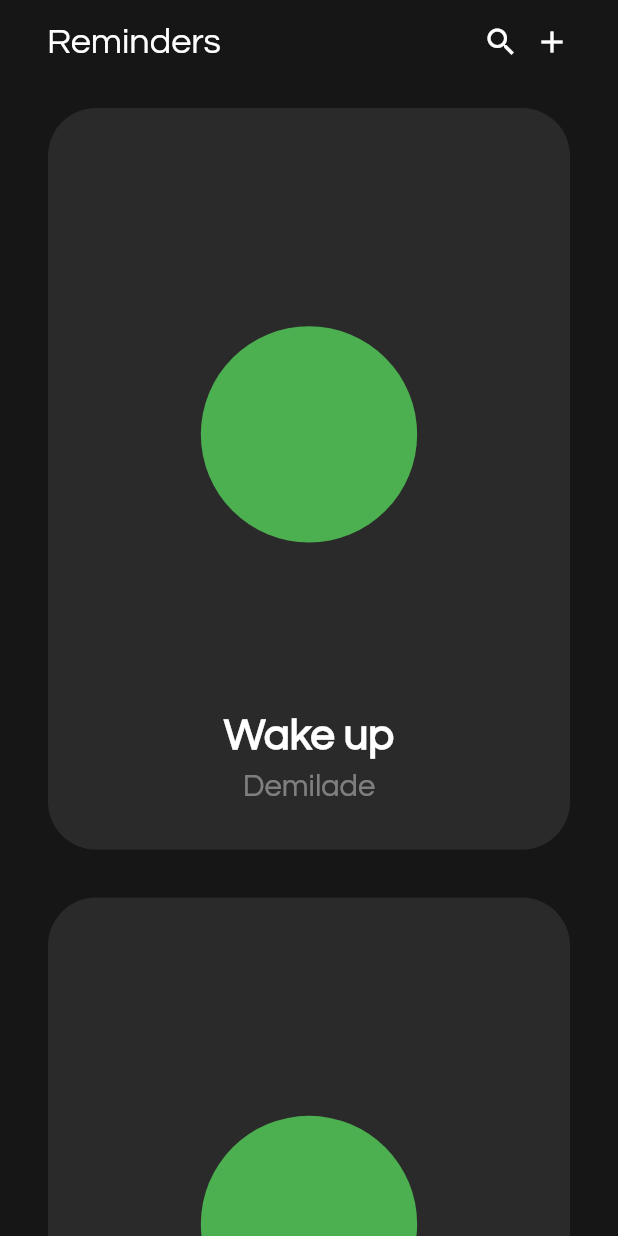
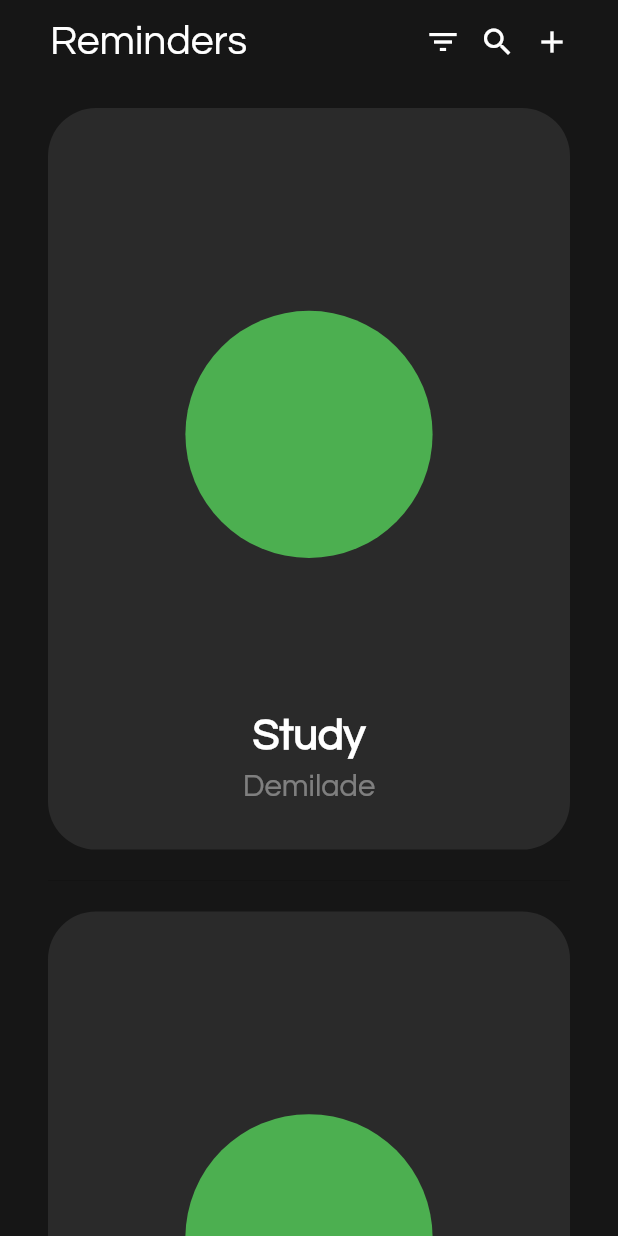
Before and after one commit to ovbiebo/Reminder-application, a Flutter app: the screen it shows after launch, on a phone screen of 412 x 824 dp. Run offline on Flutter 3.47's test engine with Material 2 defaults, Android fonts, the phone set to English and light mode, and no system bars.

Commit message:
Layout improvement fix with mediaquery

```diff
--- a/lib/main.dart
+++ b/lib/main.dart
@@ -6,11 +6,19 @@ void main() => runApp(ReminderApp());
 class ReminderApp extends StatelessWidget {
   @override
   Widget build(BuildContext context) {
-    // SizeConfig().init(context);
     return MaterialApp(
       debugShowCheckedModeBanner: false,
       title: "Reminder",
-      home: Scaffold(
+      home: Home(),
+    );
+  }
+}
+
+class Home extends StatelessWidget {
+  @override
+  Widget build(BuildContext context) {
+    SizeConfig().init(context);
+    return Scaffold(
       backgroundColor: Color.fromRGBO(22, 22, 22, 1),
       appBar: AppBar(
         elevation: 0,
@@ -18,13 +26,17 @@ class ReminderApp extends StatelessWidget {
         title: Text(
           "   Reminders",
           style: questrialStyle.copyWith(
-              fontSize: 24,
+            fontSize: SizeConfig.horizontalBlockSize * 6.6,
           ),
         ),
         actions: <Widget>[
+          Icon(Icons.filter_list),
+          SizedBox(
+            width: SizeConfig.horizontalBlockSize * 3,
+          ),
           Icon(Icons.search),
           SizedBox(
-              width: 10,
+            width: SizeConfig.horizontalBlockSize * 3,
           ),
           Icon(Icons.add),
           SizedBox(
@@ -34,12 +46,13 @@ class ReminderApp extends StatelessWidget {
       ),
       body: ListView.builder(
         physics: BouncingScrollPhysics(),
-          padding:  EdgeInsets.only(top: 16, bottom: 16, left: 32, right: 32),
+        padding: EdgeInsets.only(top: 16, bottom: 16, left: 32, right: 32),
         itemCount: 10 * 2,
         itemBuilder: (context, index) {
           SizeConfig().init(context);
-            if (index.isOdd) return Divider(
-              height: 32,
+          if (index.isOdd)
+            return Divider(
+              height: SizeConfig.verticalBlockSize * 5,
             );
           return Container(
             padding: EdgeInsets.all(32),
@@ -52,14 +65,16 @@ class ReminderApp extends StatelessWidget {
               children: <Widget>[
                 Expanded(
                   child: Container(
-                      height: SizeConfig.horizontalBlockSize * 35,
-                      width: SizeConfig.horizontalBlockSize * 35,
+                    height: SizeConfig.horizontalBlockSize * 40,
+                    width: SizeConfig.horizontalBlockSize * 40,
                     decoration: BoxDecoration(
                         color: Colors.green, shape: BoxShape.circle),
                   ),
                 ),
                 Text(
-                    "Wake up",
+                  "Study",
+                  maxLines: 1,
+                  overflow: TextOverflow.ellipsis,
                   style: questrialStyle.copyWith(
                     fontSize: SizeConfig.horizontalBlockSize * 7,
                     fontWeight: FontWeight.bold,
@@ -81,7 +96,6 @@ class ReminderApp extends StatelessWidget {
           );
         },
       ),
-      ),
     );
   }
 }
```
Lines whose indentation alone changed are shown as unchanged.
